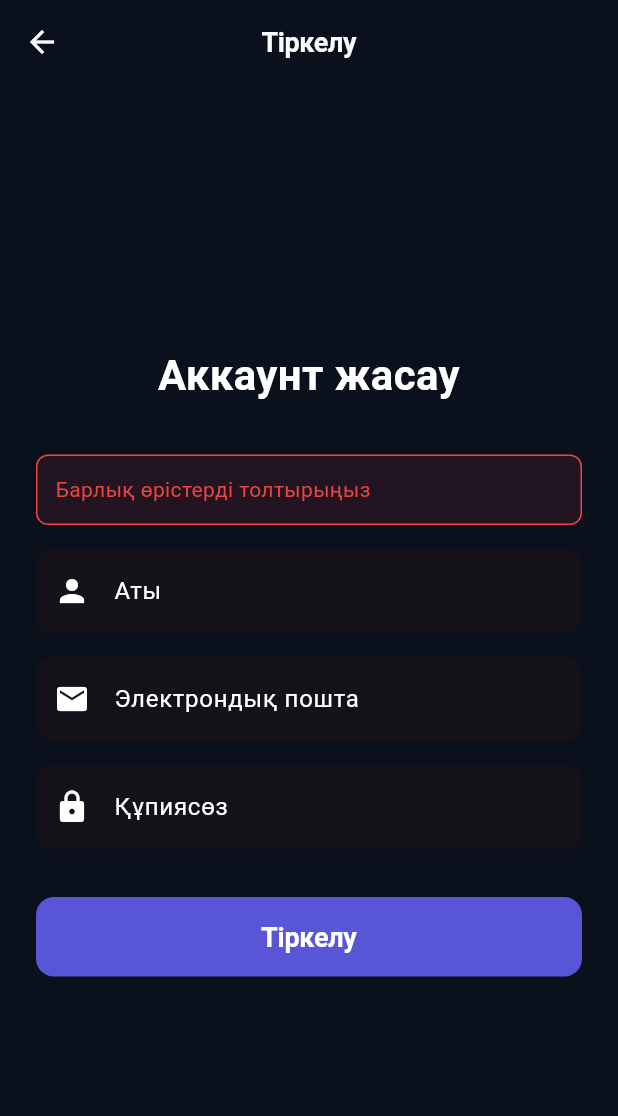
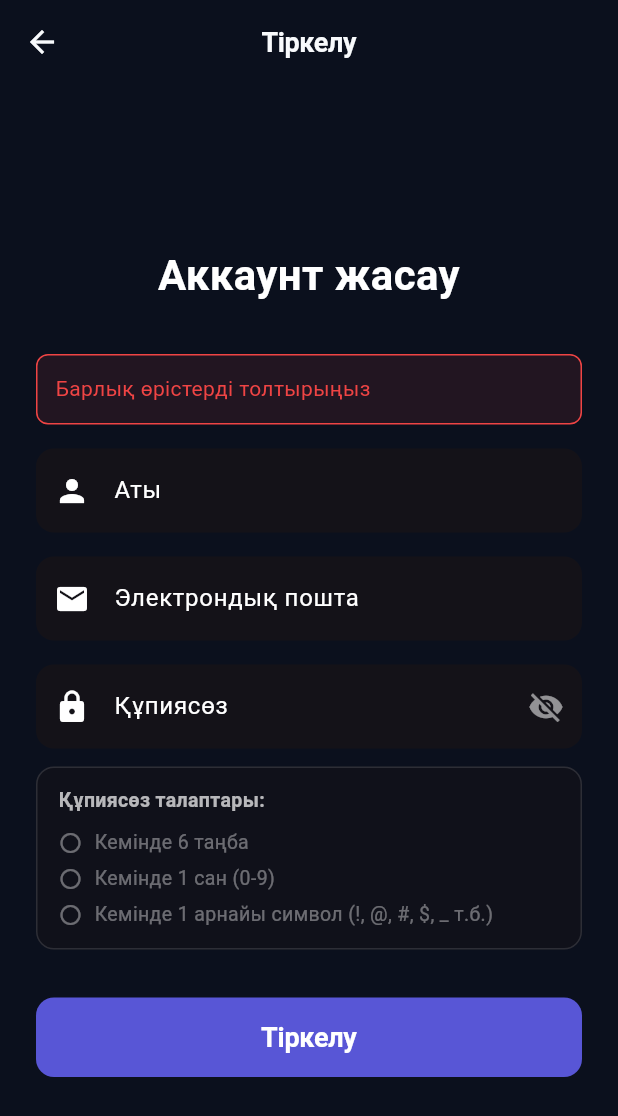
Before and after one commit to arukatyy/sql_trainer_kz, a Flutter app: the RegisterScreen screen opened directly, after a tap on "Тіркелу", on a phone screen of 412 x 824 dp. Shown: the top 1116 px of the screen. Run offline on Flutter 3.47's test engine with Material 3 defaults, Android fonts, the phone set to English and light mode, and no system bars; our stand-ins replace confetti, flutter_markdown, google_fonts, shared_preferences, sqflite, sqflite_common_ffi; missing offline and left inert: dart:html; accounts and stored records are empty.

Commit message:
feat: Add password validation (min 6 chars, at least 1 digit, at least 1 symbol) and visibility toggle

```diff
--- a/lib/screens/auth/register_screen.dart
+++ b/lib/screens/auth/register_screen.dart
@@ -15,7 +15,20 @@ class _RegisterScreenState extends State<RegisterScreen> {
   final _emailController = TextEditingController();
   final _passwordController = TextEditingController();
   bool _isLoading = false;
+  bool _isPasswordVisible = false;
   String? _errorMessage;
+
+  @override
+  void dispose() {
+    _nameController.dispose();
+    _emailController.dispose();
+    _passwordController.dispose();
+    super.dispose();
+  }
+
+  bool get _hasMinLength => _passwordController.text.length >= 6;
+  bool get _hasNumber => RegExp(r'[0-9]').hasMatch(_passwordController.text);
+  bool get _hasSymbol => RegExp(r'[^\p{L}\p{N}\s]', unicode: true).hasMatch(_passwordController.text);
 
   void _register() async {
     setState(() {
@@ -30,6 +43,38 @@ class _RegisterScreenState extends State<RegisterScreen> {
     if (name.isEmpty || email.isEmpty || password.isEmpty) {
       setState(() {
         _errorMessage = 'Барлық өрістерді толтырыңыз';
+        _isLoading = false;
+      });
+      return;
+    }
+
+    if (!email.contains('@') || !email.contains('.')) {
+      setState(() {
+        _errorMessage = 'Электрондық пошта пішімі қате (мысалы: name@mail.com)';
+        _isLoading = false;
+      });
+      return;
+    }
+
+    if (password.length < 6) {
+      setState(() {
+        _errorMessage = 'Құпиясөз кемінде 6 таңбадан тұруы керек';
+        _isLoading = false;
+      });
+      return;
+    }
+
+    if (!RegExp(r'[0-9]').hasMatch(password)) {
+      setState(() {
+        _errorMessage = 'Құпиясөзде кемінде бір сан (0-9) болуы керек';
+        _isLoading = false;
+      });
+      return;
+    }
+
+    if (!RegExp(r'[^\p{L}\p{N}\s]', unicode: true).hasMatch(password)) {
+      setState(() {
+        _errorMessage = 'Құпиясөзде кемінде бір арнайы символ (!@#\$_ т.б.) болуы керек';
         _isLoading = false;
       });
       return;
@@ -51,10 +96,68 @@ class _RegisterScreenState extends State<RegisterScreen> {
     } else {
       if (!mounted) return;
       setState(() {
-        _errorMessage = 'Тіркелу қатесі';
+        _errorMessage = 'Бұл электрондық пошта тіркелген немесе тіркелу қатесі';
         _isLoading = false;
       });
     }
+  }
+
+  Widget _buildPasswordRequirements() {
+    final allMet = _hasMinLength && _hasNumber && _hasSymbol;
+    return Container(
+      margin: const EdgeInsets.only(top: 12),
+      padding: const EdgeInsets.symmetric(horizontal: 14, vertical: 12),
+      decoration: BoxDecoration(
+        color: Theme.of(context).cardColor.withValues(alpha: 0.6),
+        borderRadius: BorderRadius.circular(12),
+        border: Border.all(
+          color: allMet
+              ? const Color(0xFF10B981).withValues(alpha: 0.5)
+              : Colors.white12,
+        ),
+      ),
+      child: Column(
+        crossAxisAlignment: CrossAxisAlignment.start,
+        children: [
+          const Text(
+            'Құпиясөз талаптары:',
+            style: TextStyle(
+              fontSize: 13,
+              fontWeight: FontWeight.bold,
+              color: Colors.white70,
+            ),
+          ),
+          const SizedBox(height: 8),
+          _buildRequirementRow('Кемінде 6 таңба', _hasMinLength),
+          const SizedBox(height: 4),
+          _buildRequirementRow('Кемінде 1 сан (0-9)', _hasNumber),
+          const SizedBox(height: 4),
+          _buildRequirementRow('Кемінде 1 арнайы символ (!, @, #, \$, _ т.б.)', _hasSymbol),
+        ],
+      ),
+    );
+  }
+
+  Widget _buildRequirementRow(String text, bool isMet) {
+    final color = isMet ? const Color(0xFF10B981) : Colors.white38;
+    return Row(
+      children: [
+        Icon(
+          isMet ? Icons.check_circle_rounded : Icons.radio_button_unchecked,
+          size: 16,
+          color: color,
+        ),
+        const SizedBox(width: 8),
+        Text(
+          text,
+          style: TextStyle(
+            fontSize: 13,
+            color: color,
+            fontWeight: isMet ? FontWeight.w600 : FontWeight.normal,
+          ),
+        ),
+      ],
+    );
   }
 
   @override
@@ -114,15 +217,28 @@ class _RegisterScreenState extends State<RegisterScreen> {
               const SizedBox(height: 16),
               TextField(
                 controller: _passwordController,
+                obscureText: !_isPasswordVisible,
+                onChanged: (_) => setState(() {}),
                 decoration: InputDecoration(
                   labelText: 'Құпиясөз',
                   filled: true,
                   fillColor: Theme.of(context).cardColor,
                   border: OutlineInputBorder(borderRadius: BorderRadius.circular(12), borderSide: BorderSide.none),
                   prefixIcon: const Icon(Icons.lock),
+                  suffixIcon: IconButton(
+                    icon: Icon(
+                      _isPasswordVisible ? Icons.visibility : Icons.visibility_off,
+                      color: Colors.white54,
+                    ),
+                    onPressed: () {
+                      setState(() {
+                        _isPasswordVisible = !_isPasswordVisible;
+                      });
+                    },
+                  ),
                 ),
-                obscureText: true,
               ),
+              _buildPasswordRequirements(),
               const SizedBox(height: 32),
               ElevatedButton(
                 onPressed: _isLoading ? null : _register,
```
Also changed, not shown: lib/screens/auth/login_screen.dart (+13 -1 lines), lib/services/auth_service.dart (+7 -0 lines), 1 other file.
